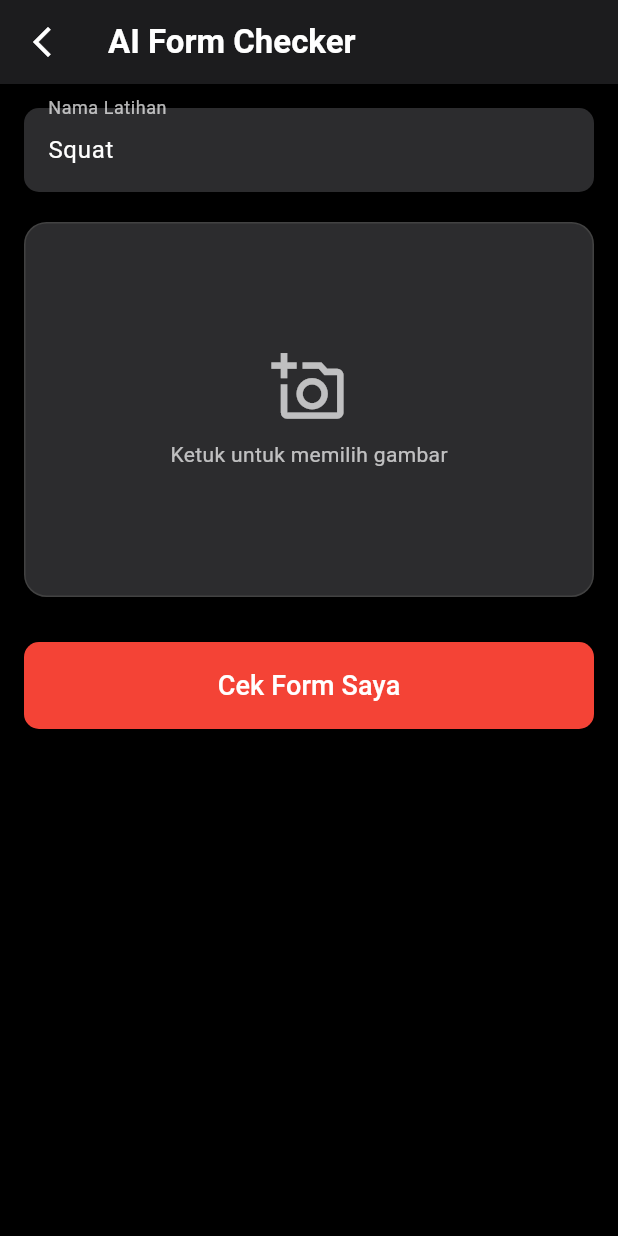
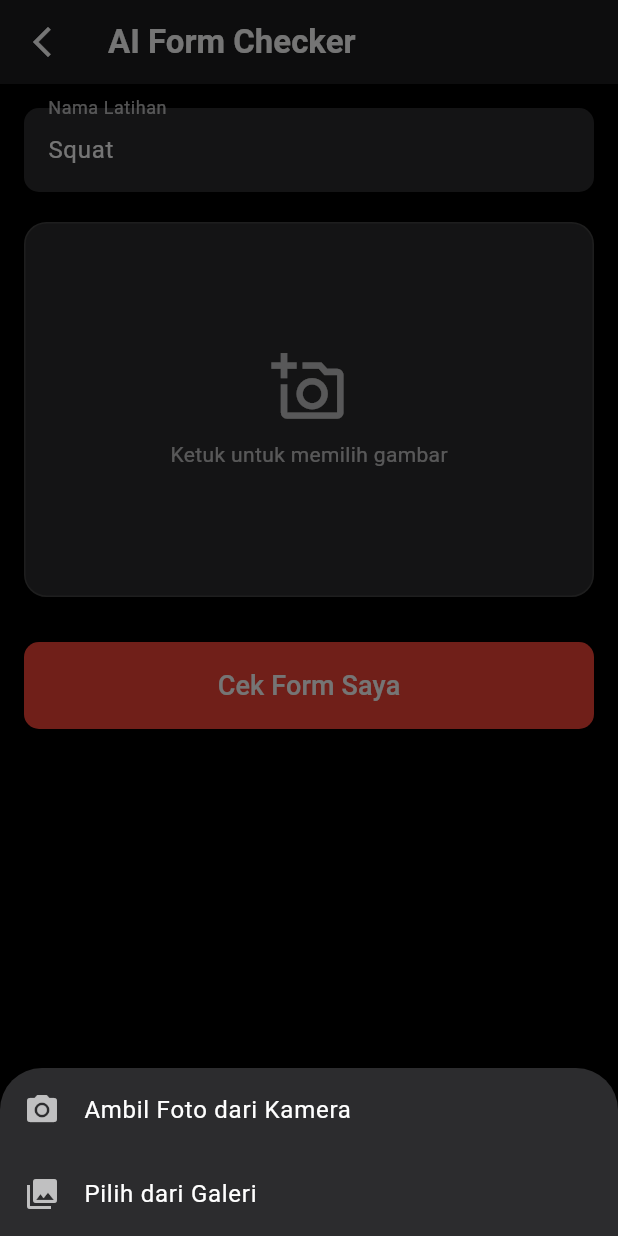
Before and after one commit to bayudani/frontend_gym, a Flutter app: the AiFormCheckerPage screen opened directly, after a tap on "Ketuk untuk memilih gambar", on a phone screen of 412 x 824 dp. Run offline on Flutter 3.47's test engine with Material 3 defaults, Android fonts, the phone set to English and light mode, and no system bars; our stand-ins replace dio, flutter_svg, flutter_widget_from_html_core, image_picker, pdf, pinput and 5 more; accounts and stored records are empty; network calls fail.

Commit message:
refactor: Update BaseUrl in app_config and enhance image picker functionality in AiFormCheckerPage

```diff
--- a/lib/config/app_config.dart
+++ b/lib/config/app_config.dart
@@ -1,7 +1,7 @@
 class AppConfig {
   // static const String appName = 'MyApp';
   static const String appVersion = '1.0.0';
-  static const String BaseUrl = 'https://7ee1-103-165-150-81.ngrok-free.app';
+  static const String BaseUrl = 'https://qgmzhlhbkw.sharedwithexpose.com';
   static const bool enableLogging = true;
 
   static const String apiUrl = "$BaseUrl/api";
--- a/lib/views/home/ai_form_checker_page.dart
+++ b/lib/views/home/ai_form_checker_page.dart
@@ -15,29 +15,71 @@ class AiFormCheckerPage extends StatefulWidget {
 class _AiFormCheckerPageState extends State<AiFormCheckerPage> {
   File? _image;
   final ImagePicker _picker = ImagePicker();
-
-  // --- PERUBAHAN 1: Ganti state String dengan TextEditingController ---
   final TextEditingController _exerciseController = TextEditingController(text: 'Squat');
 
   @override
   void dispose() {
-    // Jangan lupa dispose controller untuk mencegah memory leak
     _exerciseController.dispose();
     super.dispose();
   }
 
-  // Fungsi untuk memilih gambar
-  Future<void> _pickImage() async {
+  // --- PERUBAHAN 1: Modifikasi fungsi _pickImage untuk menerima sumber (source) ---
+  Future<void> _pickImage(ImageSource source) async {
+    // Reset hasil sebelumnya saat memilih gambar baru
     Provider.of<AiFormCheckerController>(context, listen: false).clearResult();
-    final XFile? pickedFile = await _picker.pickImage(source: ImageSource.gallery);
-    if (pickedFile != null) {
-      setState(() {
-        _image = File(pickedFile.path);
-      });
+
+    try {
+      final XFile? pickedFile = await _picker.pickImage(
+        source: source,
+        imageQuality: 80, // Kompres sedikit biar ga terlalu besar
+      );
+      if (pickedFile != null) {
+        setState(() {
+          _image = File(pickedFile.path);
+        });
+      }
+    } catch (e) {
+      // Menangani error jika user tidak memberikan izin kamera/galeri
+      if (mounted) {
+        ScaffoldMessenger.of(context).showSnackBar(
+          SnackBar(content: Text('Gagal mengakses sumber gambar: $e')),
+        );
+      }
     }
   }
 
-  // Fungsi untuk memulai analisis
+  // --- PERUBAHAN 2: Fungsi baru untuk menampilkan pilihan Kamera / Galeri ---
+  void _showImageSourceActionSheet(BuildContext context) {
+    showModalBottomSheet(
+      context: context,
+      backgroundColor: const Color(0xFF2c2c2e),
+      builder: (BuildContext bc) {
+        return SafeArea(
+          child: Wrap(
+            children: <Widget>[
+              ListTile(
+                leading: const Icon(Icons.photo_camera, color: Colors.white70),
+                title: const Text('Ambil Foto dari Kamera', style: TextStyle(color: Colors.white)),
+                onTap: () {
+                  Navigator.of(context).pop();
+                  _pickImage(ImageSource.camera);
+                },
+              ),
+              ListTile(
+                leading: const Icon(Icons.photo_library, color: Colors.white70),
+                title: const Text('Pilih dari Galeri', style: TextStyle(color: Colors.white)),
+                onTap: () {
+                  Navigator.of(context).pop();
+                  _pickImage(ImageSource.gallery);
+                },
+              ),
+            ],
+          ),
+        );
+      },
+    );
+  }
+
   void _analyze() {
     final exerciseName = _exerciseController.text.trim();
     if (_image == null) {
@@ -49,7 +91,6 @@ class _AiFormCheckerPageState extends State<AiFormCheckerPage> {
       return;
     }
 
-    // --- PERUBAHAN 2: Ambil nama latihan dari controller ---
     Provider.of<AiFormCheckerController>(context, listen: false)
         .analyzeForm(imageFile: _image!, exerciseName: exerciseName);
   }
@@ -71,10 +112,10 @@ class _AiFormCheckerPageState extends State<AiFormCheckerPage> {
         child: Column(
           crossAxisAlignment: CrossAxisAlignment.stretch,
           children: [
-            // --- PERUBAHAN 3: Ganti Dropdown dengan TextField ---
             _buildExerciseInputField(),
             const SizedBox(height: 20),
 
+            // --- PERUBAHAN 3: GestureDetector sekarang memanggil Action Sheet ---
             _buildImagePicker(),
             const SizedBox(height: 30),
 
@@ -95,7 +136,6 @@ class _AiFormCheckerPageState extends State<AiFormCheckerPage> {
             ),
             const SizedBox(height: 30),
 
-            // Area untuk menampilkan hasil (tidak ada perubahan di sini)
             Consumer<AiFormCheckerController>(
               builder: (context, controller, child) {
                 if (controller.isLoading) {
@@ -116,7 +156,6 @@ class _AiFormCheckerPageState extends State<AiFormCheckerPage> {
     );
   }
 
-  // --- Widget baru untuk TextField ---
   Widget _buildExerciseInputField() {
     return TextField(
       controller: _exerciseController,
@@ -126,22 +165,16 @@ class _AiFormCheckerPageState extends State<AiFormCheckerPage> {
         labelStyle: const TextStyle(color: Colors.white70),
         filled: true,
         fillColor: const Color(0xFF2c2c2e),
-        border: OutlineInputBorder(
-          borderRadius: BorderRadius.circular(10),
-          borderSide: BorderSide.none,
-        ),
-        focusedBorder: OutlineInputBorder(
-          borderRadius: BorderRadius.circular(10),
-          borderSide: const BorderSide(color: Colors.red),
-        ),
+        border: OutlineInputBorder(borderRadius: BorderRadius.circular(10), borderSide: BorderSide.none),
+        focusedBorder: OutlineInputBorder(borderRadius: BorderRadius.circular(10), borderSide: const BorderSide(color: Colors.red)),
       ),
     );
   }
 
-  // Widget-widget helper lainnya (tidak ada perubahan)
   Widget _buildImagePicker() {
     return GestureDetector(
-      onTap: _pickImage,
+      // Panggil fungsi yang menampilkan pilihan
+      onTap: () => _showImageSourceActionSheet(context),
       child: Container(
         height: 250,
         decoration: BoxDecoration(
```
Also changed, not shown: 1 other file.
